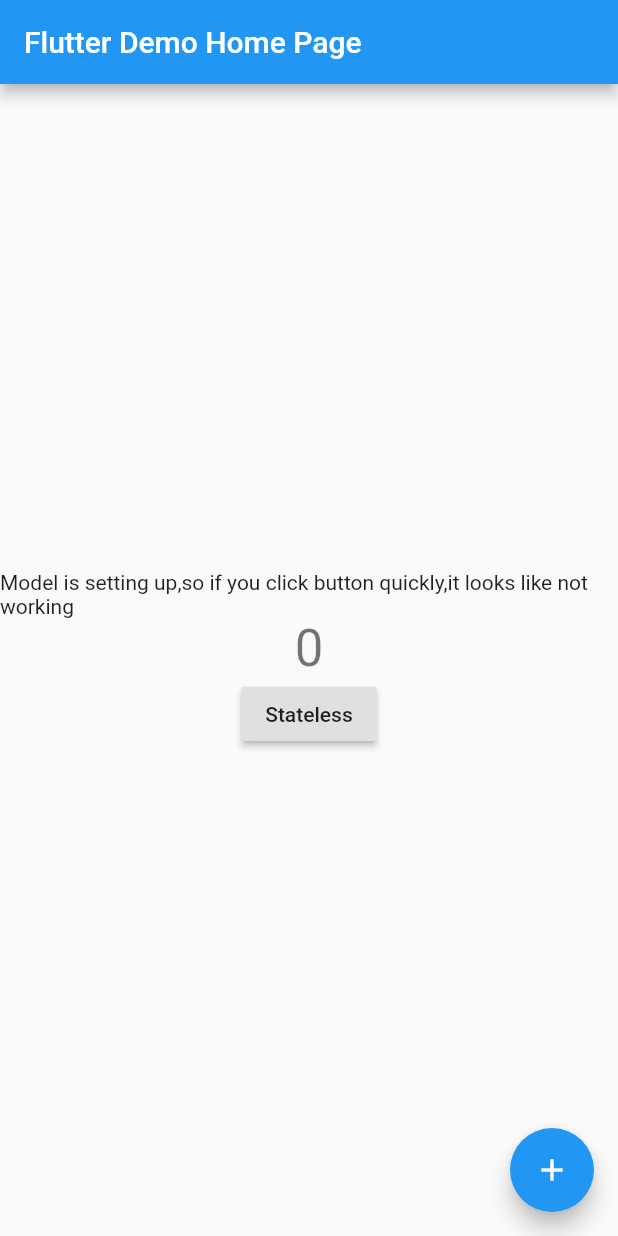
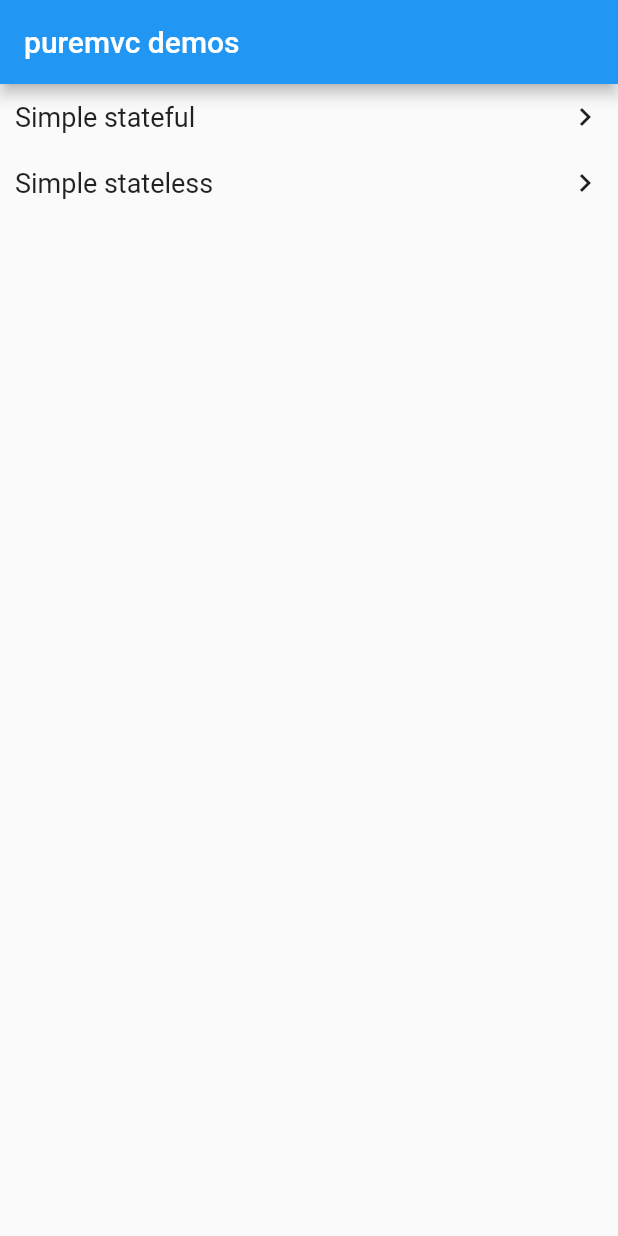
Before and after one commit to best-flutter/puremvc, a Flutter app: the screen it shows after launch, on a phone screen of 412 x 824 dp. Run offline on Flutter 3.47's test engine with Material 2 defaults, Android fonts, the phone set to English and light mode, and no system bars.

Commit message:
0.1.1 支持通配符监听事件

```diff
--- a/example/lib/main.dart
+++ b/example/lib/main.dart
@@ -1,45 +1,14 @@
+import 'package:example/models.dart';
+import 'package:example/pages/home.dart';
+import 'package:example/pages/statfuldmo.dart';
+import 'package:example/routers.dart';
 import 'package:flutter/material.dart';
-import 'package:fpuremvc/fpuremvc.dart';
 
-NumberModel numberModel = new NumberModel();
-WidgetBuilder statelessBuilder;
 void main() {
-  statelessBuilder = PureMvc.eventBuilder(["counter"], (c) {
-    return StatelessDemo(
-      title: 'Flutter Demo Home Page',
-      counter: numberModel.counter,
-    );
-  });
   runApp(MyApp());
 }
 
-class NumberModel extends BaseModel {
-  @override
-  String get name => "number";
-
-  int counter = 0;
-
-  @override
-  Future setup() async {
-    await Future.delayed(new Duration(seconds: 2));
-  }
-
-  @override
-  void update(String event, data) {
-    if (event == "add") {
-      add();
-    }
-  }
-
-  void add() {
-    ++counter;
-    notify("counter", counter);
-  }
-}
-
 class MyApp extends StatelessWidget {
-  // This widget is the root of your application.
-
   @override
   Widget build(BuildContext context) {
     return MaterialApp(
@@ -47,118 +16,8 @@ class MyApp extends StatelessWidget {
       theme: ThemeData(
         primarySwatch: Colors.blue,
       ),
-      home: StatefulDemo(
-        title: 'Flutter Demo Home Page',
-        counter: numberModel.counter,
-      ),
+      home: Home(),
+      routes: routers,
     );
   }
 }
-
-class StatefulDemo extends StatefulWidget {
-  final int counter;
-
-  StatefulDemo({Key key, this.title, this.counter}) : super(key: key);
-  final String title;
-
-  @override
-  _StatefulDemoState createState() => _StatefulDemoState();
-}
-
-class StatelessDemo extends StatelessWidget {
-  int counter;
-  String title;
-
-  StatelessDemo({this.counter, this.title});
-
-  void _incrementCounter() {
-    dispatch("number/add");
-  }
-
-  @override
-  Widget build(BuildContext context) {
-    return Scaffold(
-      appBar: AppBar(
-        title: Text(title),
-      ),
-      body: Center(
-        child: Column(
-          mainAxisAlignment: MainAxisAlignment.center,
-          children: <Widget>[
-            Text(
-              'You have pushed the button this many times:',
-            ),
-            Text(
-              '$counter',
-              style: Theme.of(context).textTheme.display1,
-            ),
-            new RaisedButton(
-              onPressed: () {
-                Navigator.pop(context);
-              },
-              child: new Text("Back"),
-            )
-          ],
-        ),
-      ),
-      floatingActionButton: FloatingActionButton(
-        onPressed: _incrementCounter,
-        tooltip: 'Increment',
-        child: Icon(Icons.add),
-      ),
-    );
-  }
-}
-
-class _StatefulDemoState extends ObserverState<StatefulDemo> {
-  int _counter;
-  @override
-  void initState() {
-    _counter = widget.counter;
-    bind("counter", onCounter);
-    super.initState();
-  }
-
-  void onCounter(int counter) {
-    this._counter = counter;
-  }
-
-  void _incrementCounter() {
-    dispatch("number/add", null);
-  }
-
-  @override
-  Widget build(BuildContext context) {
-    return Scaffold(
-      appBar: AppBar(
-        title: Text(widget.title),
-      ),
-      body: Center(
-        child: Column(
-          mainAxisAlignment: MainAxisAlignment.center,
-          children: <Widget>[
-            Text(
-              'Model is setting up,so if you click button quickly,it looks like not working',
-            ),
-            Text(
-              '$_counter',
-              style: Theme.of(context).textTheme.display1,
-            ),
-            new RaisedButton(
-              onPressed: () {
-                Navigator.push(
-                    context, new MaterialPageRoute(builder: statelessBuilder));
-              },
-              child: new Text("Stateless"),
-            )
-          ],
-        ),
-      ),
-      floatingActionButton: FloatingActionButton(
-        onPressed: _incrementCounter,
-        tooltip: 'Increment',
-        child: Icon(Icons.add),
-      ),
-    );
-  }
-}
--- /dev/null
+++ b/example/lib/models.dart
@@ -0,0 +1,3 @@
+import 'package:example/models/number_model.dart';
+
+NumberModel numberModel = new NumberModel();
--- /dev/null
+++ b/example/lib/pages/home.dart
@@ -0,0 +1,54 @@
+import 'package:flutter/material.dart';
+
+class Home extends StatefulWidget {
+  @override
+  _HomeState createState() => _HomeState();
+}
+
+class _HomeState extends State<Home> {
+  @override
+  Widget build(BuildContext context) {
+    return new Scaffold(
+      appBar: new AppBar(
+        title: new Text("puremvc demos"),
+      ),
+      body: new ListView(children: <Widget>[
+        HomeItem(
+          title: "Simple stateful",
+          route: "stateful",
+        ),
+        HomeItem(
+          title: "Simple stateless",
+          route: "stateless",
+        ),
+      ]),
+    );
+  }
+}
+
+class HomeItem extends StatelessWidget {
+  final String title;
+  final String route;
+
+  HomeItem({this.title, this.route});
+
+  @override
+  Widget build(BuildContext context) {
+    return new InkWell(
+      child: new Padding(
+        padding: new EdgeInsets.all(10),
+        child: new Row(
+          mainAxisAlignment: MainAxisAlignment.spaceBetween,
+          children: <Widget>[
+            Text(
+              title,
+              style: new TextStyle(fontSize: 18),
+            ),
+            new Icon(Icons.keyboard_arrow_right)
+          ],
+        ),
+      ),
+      onTap: () => Navigator.pushNamed(context, route),
+    );
+  }
+}
--- /dev/null
+++ b/example/lib/routers.dart
@@ -0,0 +1,20 @@
+import 'package:example/models.dart';
+import 'package:example/pages/statfuldmo.dart';
+import 'package:example/pages/statlessdemo.dart';
+import 'package:flutter/material.dart';
+import 'package:fpuremvc/fpuremvc.dart';
+
+Map<String, WidgetBuilder> routers = {
+  /// 定义个WidgetBuild,在监听到通知number/*@ok的时候重建， * 为通配符
+  "stateless": PureMvc.eventBuilder(["number/*@ok"], (c) {
+    return StatelessDemo(
+      counter: numberModel.counter,
+    );
+  }),
+
+  "stateful": (c) {
+    return StatefulDemo(
+      counter: numberModel.counter,
+    );
+  }
+};
--- a/pubspec.yaml
+++ b/pubspec.yaml
@@ -1,6 +1,6 @@
 name: fpuremvc
 description: puremvc for flutter
-version: 0.0.8
+version: 0.1.1
 author: jzoom<jzoom8112@gmail.com>
 homepage: https://github.com/best-flutter/puremvc
 
```
Also changed, not shown: example/lib/models/number_model.dart (added, +33 -0 lines), example/lib/pages/statfuldmo.dart (added, +64 -0 lines), example/lib/pages/statlessdemo.dart (added, +47 -0 lines), lib/fpuremvc.dart (+47 -27 lines), example/pubspec.lock, 3 other files.
